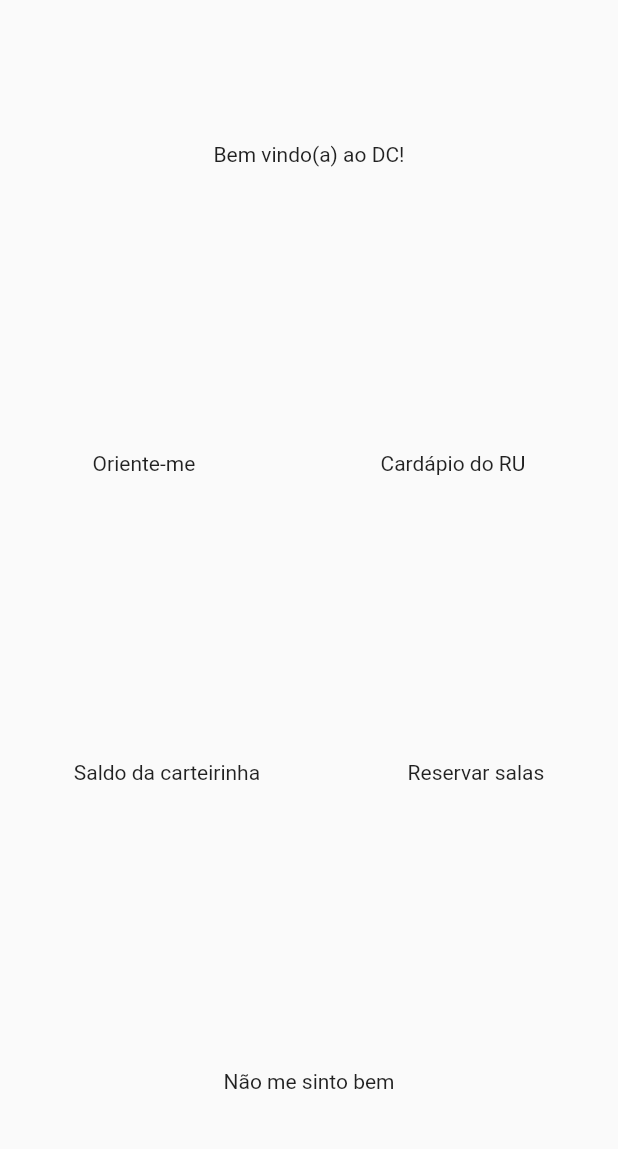
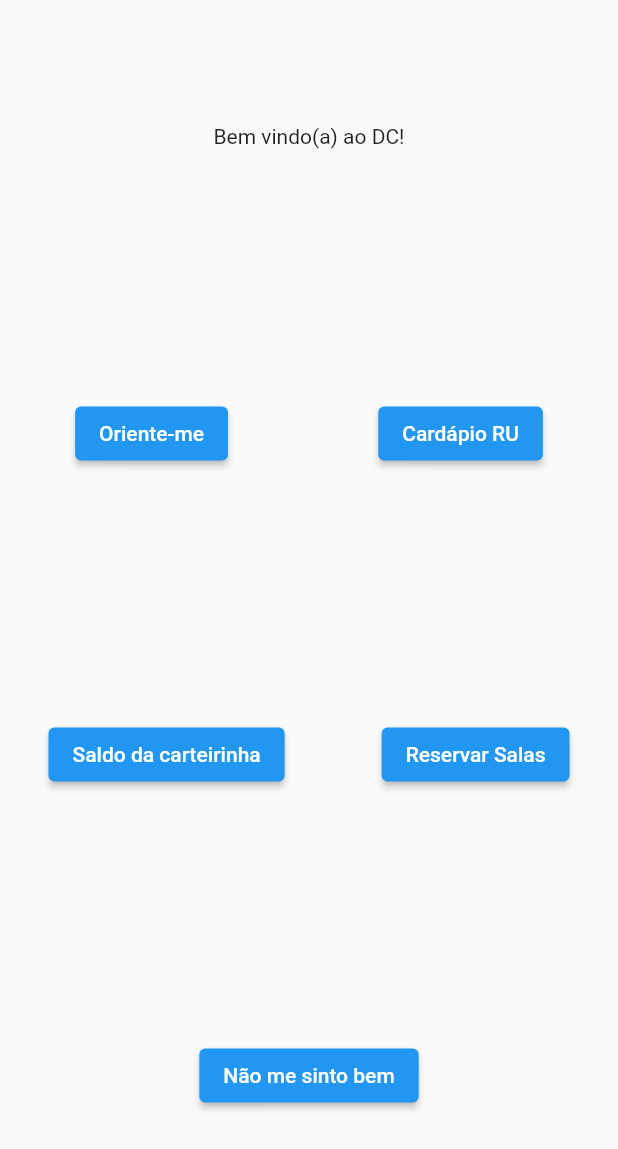
Before and after one commit to augustodsgv/app_robo, a Flutter app: the screen it shows after launch, on a phone screen of 412 x 824 dp. Shown: the top 1149 px of the screen. Run offline on Flutter 3.47's test engine with Material 2 defaults, Android fonts, the phone set to English and light mode, and no system bars.

Commit message:
adicionando botoes

```diff
--- a/projeto/lib/main.dart
+++ b/projeto/lib/main.dart
@@ -1,5 +1,4 @@
 import 'package:flutter/material.dart';
-
 
 void main() {
   runApp(MyApp());
@@ -10,11 +9,9 @@ class MyApp extends StatefulWidget {
 
   @override
   _MyHomePageState createState() => _MyHomePageState();
-
 }
 
 class _MyHomePageState extends State<MyApp> {
-
   @override
   Widget build(BuildContext context) {
     return MaterialApp(
@@ -29,38 +26,62 @@ class _MyHomePageState extends State<MyApp> {
         children: [
           Row(
             mainAxisAlignment: MainAxisAlignment.spaceAround,
-              children: [
+            children: const [
               Text('Bem vindo(a) ao DC!'),
             ],
           ),
-
           Row(
             mainAxisAlignment: MainAxisAlignment.spaceAround,
             children: [
-                Text('Oriente-me'),
-                Text('Cardápio do RU')
+              ElevatedButton(
+                  onPressed: () {
+                    print("oriente-me");
+                  },
+                  child: const Text(
+                    'Oriente-me',
+                  )),
+              ElevatedButton(
+                onPressed: () {
+                  print("cardapio RU");
+                },
+                child: const Text(
+                  'Cardápio RU',
+                ),
+              ),
             ],
           ),
-
+          Row(mainAxisAlignment: MainAxisAlignment.spaceAround, children: [
+            ElevatedButton(
+              onPressed: () {
+                print('Saldo da carteirinha');
+              },
+              child: Text(
+                'Saldo da carteirinha',
+              ),
+            ),
+            ElevatedButton(
+                onPressed: () {
+                  print('Reservar salas');
+                },
+                child: Text(
+                  'Reservar Salas',
+                ))
+          ]),
           Row(
             mainAxisAlignment: MainAxisAlignment.spaceAround,
             children: [
-                Text('Saldo da carteirinha'),
-                Text('Reservar salas')
-              ],
+              ElevatedButton(
+                onPressed: () {
+                  print("não me sinto bem");
+                },
+                child: Text(
+                  "Não me sinto bem",
                 ),
-
-            Row(
-              mainAxisAlignment: MainAxisAlignment.spaceAround,
-              children: [
-                Text('Não me sinto bem'),
+              ),
             ],
           ),
         ],
-        )
-
-
-      ),
+      )),
     );
   }
 }
```
Lines whose indentation alone changed are shown as unchanged.
